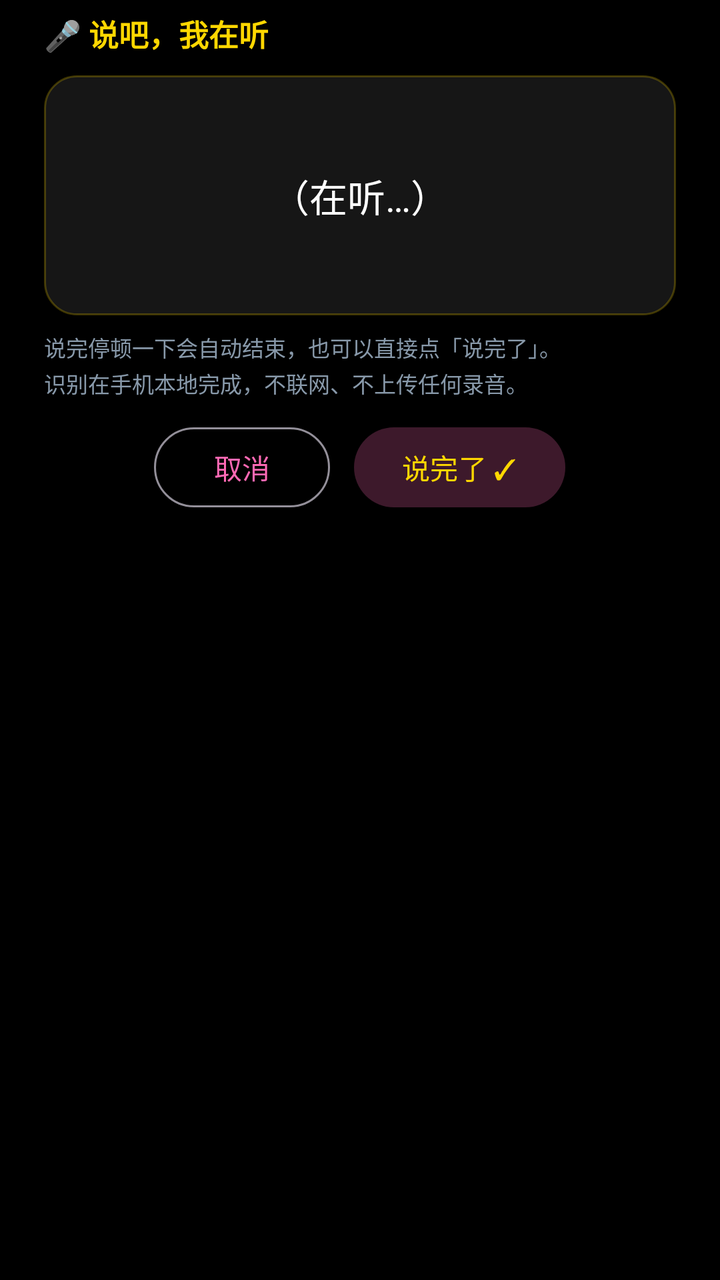
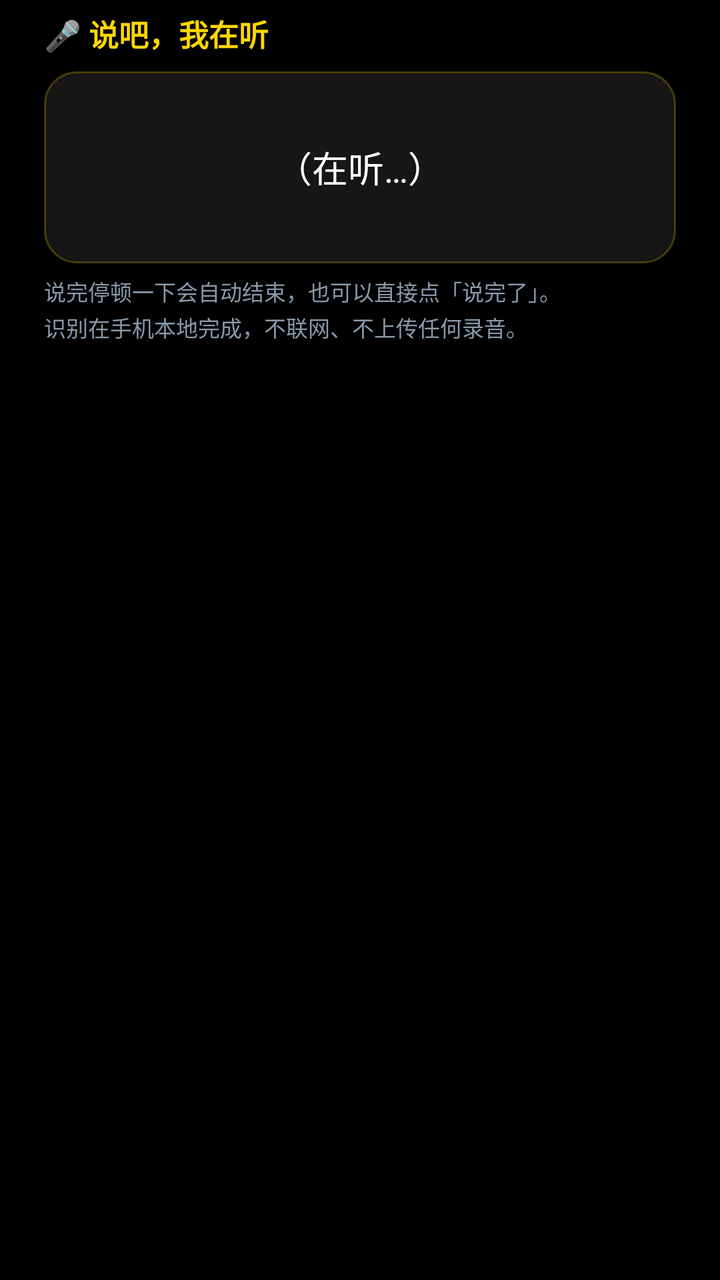

Screens rendered from an Android XML layout before and after an edit, with the pre-edit source and the edit as a unified diff.
<!-- AndroidManifest.xml: application theme Theme.Electronic -->
<!-- res/layout/dialog_voice_asr.xml -->
<?xml version="1.0" encoding="utf-8"?>
<LinearLayout xmlns:android="http://schemas.android.com/apk/res/android"
    android:layout_width="match_parent"
    android:layout_height="wrap_content"
    android:orientation="vertical"
    android:paddingHorizontal="22dp"
    android:paddingTop="6dp"
    android:paddingBottom="4dp">

    <TextView
        android:layout_width="match_parent"
        android:layout_height="wrap_content"
        android:text="🎤 说吧，我在听"
        android:textColor="#FFD700"
        android:textSize="15sp"
        android:textStyle="bold" />

    <TextView
        android:id="@+id/tv_asr_text"
        android:layout_width="match_parent"
        android:layout_height="120dp"
        android:layout_marginTop="10dp"
        android:background="@drawable/bg_signature_pad"
        android:gravity="center"
        android:lineSpacingExtra="4dp"
        android:padding="12dp"
        android:text="（在听…）"
        android:textColor="#FFFFFF"
        android:textSize="19sp" />

    <TextView
        android:layout_width="match_parent"
        android:layout_height="wrap_content"
        android:layout_marginTop="8dp"
        android:lineSpacingExtra="2dp"
        android:text="说完停顿一下会自动结束，也可以直接点「说完了」。\n识别在手机本地完成，不联网、不上传任何录音。"
        android:textColor="#8899AA"
        android:textSize="11sp" />

    <LinearLayout
        android:layout_width="match_parent"
        android:layout_height="wrap_content"
        android:layout_marginTop="10dp"
        android:gravity="center"
        android:orientation="horizontal">

        <com.google.android.material.button.MaterialButton
            android:id="@+id/btn_asr_cancel"
            style="@style/Widget.Material3.Button.OutlinedButton"
            android:layout_width="wrap_content"
            android:layout_height="wrap_content"
            android:text="取消" />

        <com.google.android.material.button.MaterialButton
            android:id="@+id/btn_asr_done"
            style="@style/Widget.Material3.Button.TonalButton"
            android:layout_width="wrap_content"
            android:layout_height="wrap_content"
            android:layout_marginStart="12dp"
            android:text="说完了 ✓" />
    </LinearLayout>
</LinearLayout>
<!-- resources referenced by this layout -->
<resources>
  <!-- drawable bg_signature_pad (drawable) -->
  <?xml version="1.0" encoding="utf-8"?>
  <shape xmlns:android="http://schemas.android.com/apk/res/android"
      android:shape="rectangle">
      <solid android:color="#16FFFFFF" />
      <stroke
          android:width="1dp"
          android:color="#3DFFD700" />
      <corners android:radius="16dp" />
  </shape>
  <style name="Theme.Electronic" parent="Base.Theme.Electronic" />
  <style name="Base.Theme.Electronic" parent="Theme.Material3.Dark.NoActionBar">
          
          <item name="android:windowBackground">@android:color/black</item>
  
          
          <item name="colorPrimary">@color/romantic_pink</item>
          <item name="colorOnPrimary">@color/white</item>
          <item name="colorSecondary">@color/gold</item>
          <item name="colorOnSecondary">@color/black</item>
          <item name="colorSecondaryContainer">#3DFF69B4</item>
          <item name="colorOnSecondaryContainer">@color/gold</item>
          
          <item name="colorControlActivated">@color/romantic_pink</item>
          <item name="colorControlNormal">@color/text_secondary</item>
  
          
          <item name="android:statusBarColor">@android:color/transparent</item>
          <item name="android:navigationBarColor">@android:color/transparent</item>
          <item name="android:windowLightStatusBar">false</item>
  
          
          <item name="materialAlertDialogTheme">@style/RomanticDialog</item>
      </style>
  <color name="romantic_pink">#FFFF69B4</color>
  <color name="white">#FFFFFFFF</color>
  <color name="gold">#FFFFD700</color>
  <color name="black">#FF000000</color>
  <color name="text_secondary">#B3FFFFFF</color>
  <style name="RomanticDialog" parent="ThemeOverlay.Material3.MaterialAlertDialog">
          <item name="shapeAppearanceOverlay">@style/RomanticDialogShape</item>
      </style>
  <style name="RomanticDialogShape" parent="">
          <item name="cornerFamily">rounded</item>
          <item name="cornerSize">20dp</item>
      </style>
</resources>

<!-- the commit's change to res/layout/dialog_voice_asr.xml (unified diff, before → after) -->
@@ -18,45 +18,23 @@
     <TextView
         android:id="@+id/tv_asr_text"
         android:layout_width="match_parent"
-        android:layout_height="120dp"
-        android:layout_marginTop="10dp"
+        android:layout_height="96dp"
+        android:layout_marginTop="8dp"
         android:background="@drawable/bg_signature_pad"
         android:gravity="center"
         android:lineSpacingExtra="4dp"
-        android:padding="12dp"
+        android:padding="10dp"
         android:text="（在听…）"
         android:textColor="#FFFFFF"
-        android:textSize="19sp" />
+        android:textSize="18sp" />
 
     <TextView
         android:layout_width="match_parent"
         android:layout_height="wrap_content"
-        android:layout_marginTop="8dp"
+        android:layout_marginTop="6dp"
         android:lineSpacingExtra="2dp"
         android:text="说完停顿一下会自动结束，也可以直接点「说完了」。\n识别在手机本地完成，不联网、不上传任何录音。"
         android:textColor="#8899AA"
         android:textSize="11sp" />
 
-    <LinearLayout
-        android:layout_width="match_parent"
-        android:layout_height="wrap_content"
-        android:layout_marginTop="10dp"
-        android:gravity="center"
-        android:orientation="horizontal">
-
-        <com.google.android.material.button.MaterialButton
-            android:id="@+id/btn_asr_cancel"
-            style="@style/Widget.Material3.Button.OutlinedButton"
-            android:layout_width="wrap_content"
-            android:layout_height="wrap_content"
-            android:text="取消" />
-
-        <com.google.android.material.button.MaterialButton
-            android:id="@+id/btn_asr_done"
-            style="@style/Widget.Material3.Button.TonalButton"
-            android:layout_width="wrap_content"
-            android:layout_height="wrap_content"
-            android:layout_marginStart="12dp"
-            android:text="说完了 ✓" />
-    </LinearLayout>
 </LinearLayout>
